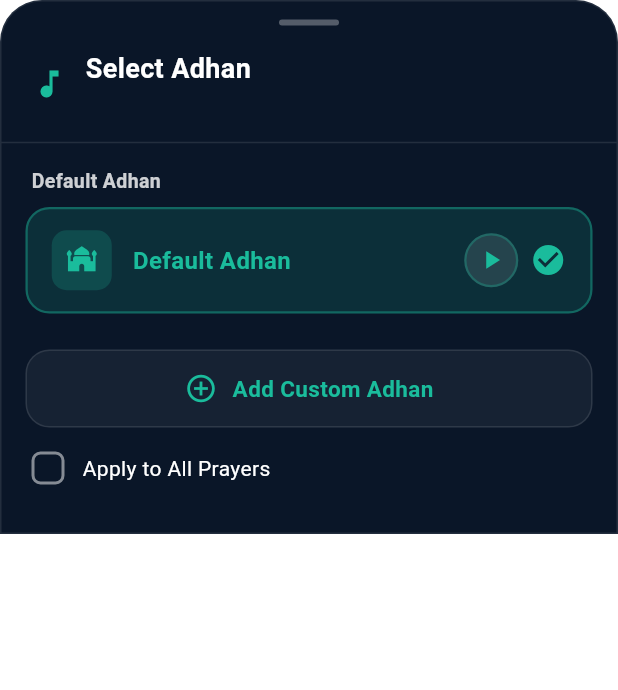
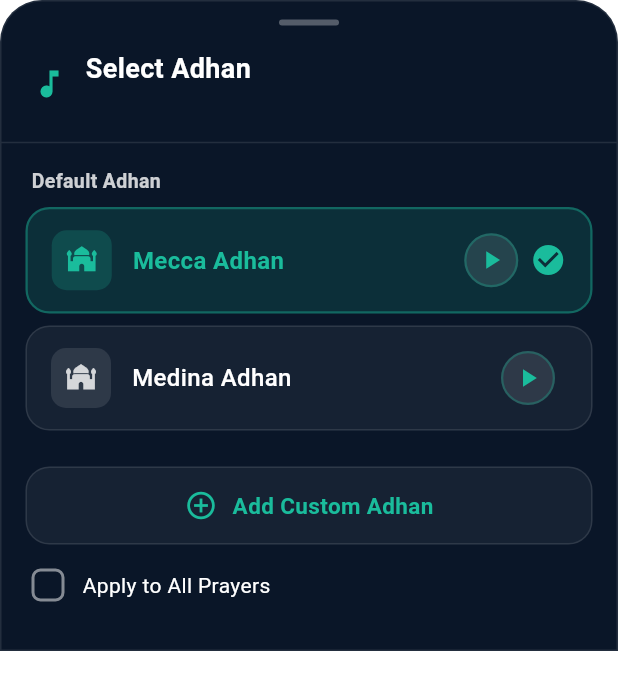
Before and after one commit to anasbenkhelifa/Salati-App, a Flutter app: the AdhanSelectionSheet widget shown alone on an empty page, opened directly with empty values, on a phone screen of 412 x 824 dp. Shown: the top 690 px of the screen. Run offline on Flutter 3.47's test engine with Material 3 defaults, Android fonts, the phone set to English and light mode, and no system bars; our stand-ins replace adhan, cloud_firestore, device_info_plus, file_picker, firebase_analytics, firebase_core and 12 more; missing offline and left inert: home_widget, lat_lng_to_timezone, tutorial_coach_mark; accounts and stored records are empty; Roboto replaces fonts that are missing (Tajawal).

Commit message:
Fix icon zoom and rename Default Adhan to Mecca Adhan

```diff
--- a/lib/data/models/adhan_option.dart
+++ b/lib/data/models/adhan_option.dart
@@ -21,8 +21,8 @@ class AdhanOption {
   /// Default adhan (bundled with app)
   static const AdhanOption defaultAdhan = AdhanOption(
     id: 'default',
-    name: 'Default Adhan',
-    nameAr: 'الأذان الافتراضي',
+    name: 'Mecca Adhan',
+    nameAr: 'أذان مكة المكرمة',
     filePath: 'assets/audio/adhan.mp3',
     isAsset: true,
   );
--- a/lib/presentation/widgets/adhan_selection_sheet.dart
+++ b/lib/presentation/widgets/adhan_selection_sheet.dart
@@ -137,13 +137,15 @@ class _AdhanSelectionSheetState extends State<AdhanSelectionSheet> {
               shrinkWrap: true,
               padding: const EdgeInsets.symmetric(horizontal: 16, vertical: 8),
               children: [
-                // Default adhan section
+                // Built-in adhans section
                 _buildSectionHeader(t(context, 'defaultAdhan')),
-                _buildAdhanTile(
-                  AdhanOption.defaultAdhan,
-                  selectedAdhan.id == 'default',
-                  isArabic,
-                ),
+                ...allAdhans.where((a) => !a.isCustom).map((adhan) =>
+                  _buildAdhanTile(
+                    adhan,
+                    selectedAdhan.id == adhan.id,
+                    isArabic,
+                  )
+                ).toList(),
 
                 // Custom adhans section
                 if (customAdhans.isNotEmpty) ...[
--- a/pubspec.yaml
+++ b/pubspec.yaml
@@ -150,7 +150,7 @@ flutter:
 flutter_launcher_icons:
   android: true
   ios: false
-  image_path: "assets/icon_source/app_icon.jpg"
+  image_path: "assets/icon_source/icon_2_padded.png"
   adaptive_icon_background: "#0B1B3A"
-  adaptive_icon_foreground: "assets/icon_source/app_icon.jpg"
+  adaptive_icon_foreground: "assets/icon_source/icon_2_padded.png"
   remove_alpha_ios: true
```
Also changed, not shown: 11 other files.
